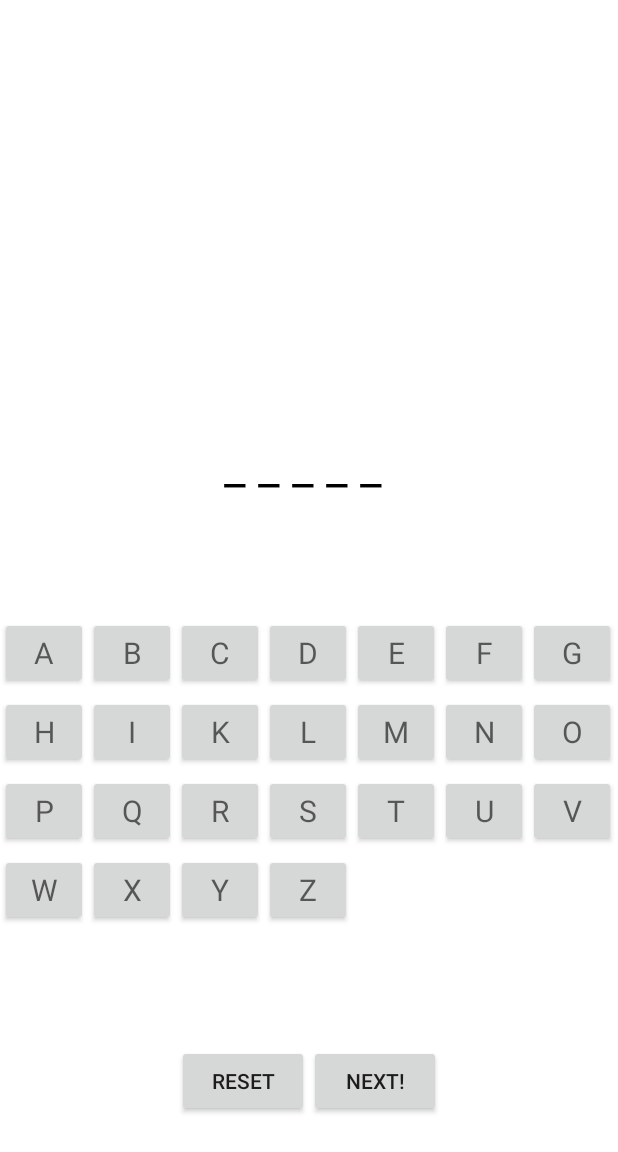
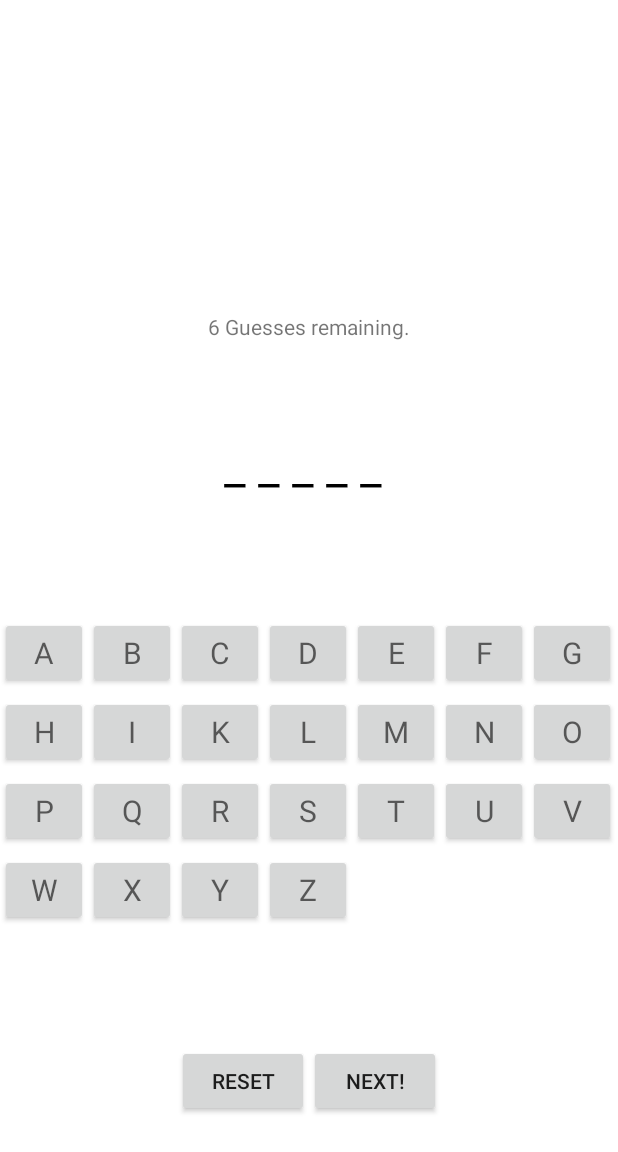
Before and after one commit to ccharle/WordTrivia, an Android app: the screen it shows after launch (MainActivity), after a tap on "NEXT!", on a phone screen of 412 x 824 dp. Shown: the top 1152 px of the screen. Run offline under Robolectric (Android 15) with nearby library versions, the phone set to English and light mode, and no system bars.

Commit message:
score tracked properly on game refresh

```diff
--- a/app/src/main/java/org/pursuit/wordtrivia/contract/MainContract.kt
+++ b/app/src/main/java/org/pursuit/wordtrivia/contract/MainContract.kt
@@ -5,7 +5,13 @@ interface MainContract {
         fun onLetterPressed()
         fun randomHiddenWord(word: String?)
         fun showBlanks(word: String?)
-        fun revealHiddenLetter(letter: String?, boolean: Boolean, score: Int)
+        fun revealHiddenLetter(
+            letter: String?,
+            boolean: Boolean,
+            score: Int,
+            guessedLettersArray: ArrayList<String>
+        )
+
         fun gameOver()
     }
 
@@ -14,6 +20,7 @@ interface MainContract {
 
         fun getWordList()
         fun requestRandomWord()
+
         fun netWorkCallFinished(onNetworkListener: OnNetworkCallListener)
         interface OnNetworkCallListener {
             fun onNetworkCallFinished(dictionary: HashMap<Int, String>?)
@@ -26,9 +33,10 @@ interface MainContract {
         fun letterPressed(word: String?)
         fun startGame()
         fun userWordInput(word: String?)
+        fun onRefreshGame()
+    }
 
 
-    }
 
 
     interface Model {
--- a/app/src/main/java/org/pursuit/wordtrivia/presenter/TheGamePresenter.kt
+++ b/app/src/main/java/org/pursuit/wordtrivia/presenter/TheGamePresenter.kt
@@ -5,9 +5,21 @@ import org.pursuit.wordtrivia.contract.MainContract
 class TheGamePresenter(private val currentWord: String?, private val viewRef: MainContract.View) :
 
     MainContract.GamePresenter {
+    override fun onRefreshGame() {
+        incorrectGuess = 6
+        lettersGuessed.clear()
+    }
+
+
+    private var lettersGuessed = arrayListOf<String>()
+    private var guessedWord: Boolean = false
+    private var blankArray = ArrayList<String>()
+    private var incorrectGuess: Int = 6
+
+
     override fun letterPressed(word: String?) {
         if (incorrectGuess != 0) {
-            viewRef.revealHiddenLetter(word, guessWord(word!!),incorrectGuess)
+            viewRef.revealHiddenLetter(word, guessWord(word!!), incorrectGuess, lettersGuessed)
         } else {
             viewRef.gameOver()
         }
@@ -20,28 +32,15 @@ class TheGamePresenter(private val currentWord: String?, private val viewRef: Ma
     override fun startGame() {
     }
 
-    private var guessedWord: Boolean = false
-    private var blankArray = ArrayList<String>()
-    private var incorrectGuess: Int = 6
-
-
-
-    private fun setBlanks() {
-        if (currentWord != null) {
-            for (i in currentWord) {
-                blankArray.add(i.toString())
-            }
-        }
-        viewRef.showBlanks(blankArray.toString())
-
-
-    }
 
     private fun guessWord(input: String): Boolean {
         return if (currentWord!!.contains(input.toLowerCase()) || currentWord.contains(input)) {
 
             true
         } else {
+            for (i in lettersGuessed.indices) {
+                lettersGuessed.add(i, input)
+            }
             incorrectGuess--
             false
         }
--- a/app/src/main/java/org/pursuit/wordtrivia/view/MainActivity.kt
+++ b/app/src/main/java/org/pursuit/wordtrivia/view/MainActivity.kt
@@ -2,7 +2,6 @@ package org.pursuit.wordtrivia.view
 
 import android.graphics.Color
 import android.os.Bundle
-import android.util.Log
 import android.widget.Button
 import android.widget.TextView
 import android.widget.Toast
@@ -14,11 +13,10 @@ import org.pursuit.wordtrivia.adapter.AlphabetAdapter
 import org.pursuit.wordtrivia.network.WordClient
 import org.pursuit.wordtrivia.presenter.TheGamePresenter
 import org.pursuit.wordtrivia.presenter.WordNetworkPresenter
-import java.util.*
-import kotlin.collections.ArrayList
 
 
 private const val TAG = "Response"
+private const val remainingGuessesSentence = " Guesses remaining."
 
 class MainActivity : AppCompatActivity(), MainContract.View {
     override fun gameOver() {
@@ -26,8 +24,8 @@ class MainActivity : AppCompatActivity(), MainContract.View {
     }
 
 
-    private var textViewArray = arrayListOf<TextView>()
-    private var textViewArray2 = arrayListOf<TextView>()
+    private var displayWordsArray = arrayListOf<TextView>()
+    private var blanksArray = arrayListOf<TextView>()
 
     private var buttonPressed: String? = null
     private lateinit var netWorkPresenterRef: WordNetworkPresenter
@@ -46,28 +44,40 @@ class MainActivity : AppCompatActivity(), MainContract.View {
         gridvw_letters.adapter = alphabetAdapter
         netWorkPresenterRef = WordNetworkPresenter(wordClient, this)
         netWorkPresenterRef.getWordList()
-        bttn_newword.setOnClickListener { netWorkPresenterRef.requestRandomWord() }
+        bttn_newword.setOnClickListener { netWorkPresenterRef.requestRandomWord();gamePresenterRef.onRefreshGame() }
 
     }
 
-    override fun revealHiddenLetter(letter: String?, boolean: Boolean, score: Int) {
-        txvw_score.text = score.toString()
+    override fun revealHiddenLetter(
+        letter: String?,
+        boolean: Boolean,
+        score: Int,
+        guessedLettersArray: ArrayList<String>
+    ) {
+        var wrongGuessTally = ""
+        for (i in guessedLettersArray.indices) {
+            wrongGuessTally += guessedLettersArray[i]
+        }
+        txtvw_incorrectguesses.text = wrongGuessTally + " "
+
+        txtvw_incorrectguesses
+        txvw_score.text = score.toString() + remainingGuessesSentence
         if (boolean) {
-            for (i in textViewArray.indices) {
-                if (textViewArray[i].text.toString().contains(letter!!.single().toLowerCase())) {
+            for (i in displayWordsArray.indices) {
+                if (displayWordsArray[i].text.toString().contains(letter!!.single().toLowerCase())) {
                     Toast.makeText(
                         this,
-                        "YES" + textViewArray[i].text.toString(),
+                        "YES" + displayWordsArray[i].text.toString(),
                         Toast.LENGTH_SHORT
                     ).show()
-                    textViewArray[i].setTextColor(Color.BLACK)
+                    displayWordsArray[i].setTextColor(Color.BLACK)
                 }
             }
         } else {
 
             Toast.makeText(
                 this,
-                "NO" + letter + textViewArray[2].text.toString(),
+                "NO" + letter + displayWordsArray[2].text.toString(),
                 Toast.LENGTH_SHORT
             ).show()
         }
@@ -85,6 +95,7 @@ class MainActivity : AppCompatActivity(), MainContract.View {
 
 
     override fun randomHiddenWord(word: String?) {
+        txvw_score.text = 6.toString() + remainingGuessesSentence
         setArray(word)
         gamePresenterRef = TheGamePresenter(word, this)
         gridvw_letters.setOnItemClickListener { parent, view, position, id ->
@@ -100,37 +111,32 @@ class MainActivity : AppCompatActivity(), MainContract.View {
     }
 
     private fun setArray(word: String?) {
-        if (textViewArray.isNotEmpty()) {
-            textViewArray.clear()
+        if (displayWordsArray.isNotEmpty()) {
+            displayWordsArray.clear()
             linear_layout1.removeAllViews()
-            textViewArray2.clear()
+            blanksArray.clear()
             linear_layout2.removeAllViews()
         }
         if (word != null) {
             for (index in word.indices) {
-                textViewArray.add(index, TextView(this))
-                textViewArray[index].text = word!![index] + " "
-                textViewArray[index].textSize = 32f
-                textViewArray[index].setTextColor(Color.WHITE)
-                linear_layout1.addView(textViewArray[index])
+                displayWordsArray.add(index, TextView(this))
+                displayWordsArray[index].text = word!![index] + " "
+                displayWordsArray[index].textSize = 32f
+                displayWordsArray[index].setTextColor(Color.WHITE)
+                linear_layout1.addView(displayWordsArray[index])
 
             }
             for (index in word.indices) {
-                textViewArray2.add(index, TextView(this))
-                textViewArray2[index].text = "_" + " "
-                textViewArray2[index].textSize = 32f
-                textViewArray2[index].setTextColor(Color.BLACK)
+                blanksArray.add(index, TextView(this))
+                blanksArray[index].text = "_" + " "
+                blanksArray[index].textSize = 32f
+                blanksArray[index].setTextColor(Color.BLACK)
 
-                linear_layout2.addView(textViewArray2[index])
+                linear_layout2.addView(blanksArray[index])
 
             }
 
         }
-        Toast.makeText(
-            this,
-            "TextView Array " + textViewArray.size.toString() + " " + word,
-            Toast.LENGTH_SHORT
-        ).show()
 
     }
 
--- a/app/src/main/res/layout/activity_main.xml
+++ b/app/src/main/res/layout/activity_main.xml
@@ -5,8 +5,8 @@
     android:layout_width="match_parent"
     android:layout_height="match_parent"
     android:layout_gravity="center_vertical|center_horizontal"
-    tools:context=".view.MainActivity"
-    android:background="@color/colorwhite">
+    android:background="@color/colorwhite"
+    tools:context=".view.MainActivity">
 
 
     <ImageView
@@ -14,8 +14,6 @@
         android:layout_width="200dp"
         android:layout_height="200dp"
         app:layout_constraintEnd_toEndOf="parent"
-        app:layout_constraintHorizontal_bias="0.559"
-        app:layout_constraintStart_toStartOf="parent"
         app:layout_constraintTop_toTopOf="parent" />
 
     <LinearLayout
@@ -83,10 +81,10 @@
         android:layout_width="wrap_content"
         android:layout_height="wrap_content"
         android:orientation="horizontal"
+        app:layout_constraintBottom_toBottomOf="parent"
         app:layout_constraintEnd_toEndOf="parent"
         app:layout_constraintStart_toStartOf="parent"
-        app:layout_constraintTop_toBottomOf="@+id/gridvw_letters"
-        app:layout_constraintBottom_toBottomOf="parent">
+        app:layout_constraintTop_toBottomOf="@+id/gridvw_letters">
 
         <Button
             android:id="@+id/bttn_reset"
@@ -106,5 +104,33 @@
 
     </LinearLayout>
 
+    <ScrollView
+        android:id="@+id/scrollvw_incorrectguesses"
+        android:layout_width="158dp"
+        android:layout_height="185dp"
+        app:layout_constraintBottom_toBottomOf="@+id/imgvw_userprogress"
+        app:layout_constraintEnd_toStartOf="@+id/imgvw_userprogress"
+        app:layout_constraintStart_toStartOf="parent"
+        app:layout_constraintTop_toTopOf="parent">
+
+        <LinearLayout
+            android:id="@+id/linear_layout_incorrecguesses"
+            android:layout_width="match_parent"
+            android:layout_height="wrap_content"
+            android:orientation="vertical">
+
+            <TextView
+                android:id="@+id/txtvw_incorrectguesses"
+                android:layout_width="match_parent"
+                android:layout_height="wrap_content"
+                android:maxWidth="10dp"
+                android:singleLine="false"
+                android:scrollbars="vertical" />
+
+        </LinearLayout>
+
+
+    </ScrollView>
+
 
 </androidx.constraintlayout.widget.ConstraintLayout>
```
